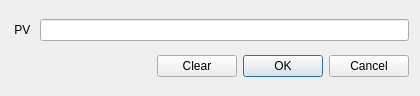
Above: framework/widgets/QEStripChart/QEStripChartItemDialog.ui from andrewrhyder/epicsqt before the change. Below: the same form after it.
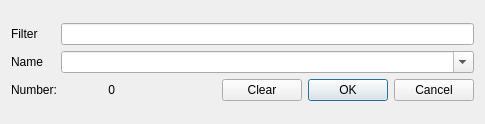
That is the form after the change.

Commit message: QEStripChart - add reg. exp. filter field to QEStripChartItemDialog

```diff
--- a/framework/widgets/QEStripChart/QEStripChartItemDialog.ui
+++ b/framework/widgets/QEStripChart/QEStripChartItemDialog.ui
@@ -6,20 +6,46 @@
    <rect>
     <x>0</x>
     <y>0</y>
-    <width>420</width>
-    <height>96</height>
+    <width>485</width>
+    <height>124</height>
    </rect>
   </property>
+  <property name="minimumSize">
+   <size>
+    <width>420</width>
+    <height>124</height>
+   </size>
+  </property>
+  <property name="maximumSize">
+   <size>
+    <width>888</width>
+    <height>124</height>
+   </size>
+  </property>
   <property name="windowTitle">
    <string>Strip Chart PV Setup</string>
   </property>
+  <layout class="QVBoxLayout" name="verticalLayout_2">
+   <item>
   <layout class="QVBoxLayout" name="verticalLayout">
    <item>
-    <layout class="QHBoxLayout" name="horizontalLayout_3">
+      <layout class="QHBoxLayout" name="horizontalLayout_4">
      <item>
-      <widget class="QLabel" name="label">
+        <widget class="QLabel" name="label_2">
+         <property name="minimumSize">
+          <size>
+           <width>44</width>
+           <height>0</height>
+          </size>
+         </property>
+         <property name="maximumSize">
+          <size>
+           <width>44</width>
+           <height>16777215</height>
+          </size>
+         </property>
        <property name="text">
-        <string> PV </string>
+          <string>Filter</string>
        </property>
        <property name="indent">
         <number>0</number>
@@ -27,7 +53,13 @@
       </widget>
      </item>
      <item>
-      <widget class="QLineEdit" name="pvNameEdit">
+        <widget class="QLineEdit" name="filterEdit">
+         <property name="minimumSize">
+          <size>
+           <width>300</width>
+           <height>0</height>
+          </size>
+         </property>
        <property name="text">
         <string/>
        </property>
@@ -35,8 +67,97 @@
      </item>
     </layout>
    </item>
+     <item>
+      <layout class="QHBoxLayout" name="horizontalLayout">
+       <item>
+        <widget class="QLabel" name="label">
+         <property name="minimumSize">
+          <size>
+           <width>44</width>
+           <height>0</height>
+          </size>
+         </property>
+         <property name="maximumSize">
+          <size>
+           <width>44</width>
+           <height>16777215</height>
+          </size>
+         </property>
+         <property name="text">
+          <string>Name</string>
+         </property>
+         <property name="indent">
+          <number>0</number>
+         </property>
+        </widget>
+       </item>
+       <item>
+        <widget class="QComboBox" name="pvNameEdit">
+         <property name="minimumSize">
+          <size>
+           <width>300</width>
+           <height>0</height>
+          </size>
+         </property>
+         <property name="editable">
+          <bool>true</bool>
+         </property>
+         <property name="maxVisibleItems">
+          <number>40</number>
+         </property>
+         <property name="maxCount">
+          <number>100000</number>
+         </property>
+         <property name="insertPolicy">
+          <enum>QComboBox::InsertAtTop</enum>
+         </property>
+        </widget>
+       </item>
+      </layout>
+     </item>
    <item>
     <layout class="QHBoxLayout" name="horizontalLayout_2">
+       <item>
+        <widget class="QLabel" name="label_4">
+         <property name="minimumSize">
+          <size>
+           <width>56</width>
+           <height>0</height>
+          </size>
+         </property>
+         <property name="maximumSize">
+          <size>
+           <width>56</width>
+           <height>16777215</height>
+          </size>
+         </property>
+         <property name="text">
+          <string>Number: </string>
+         </property>
+        </widget>
+       </item>
+       <item>
+        <widget class="QLabel" name="matchCountLabel">
+         <property name="minimumSize">
+          <size>
+           <width>42</width>
+           <height>0</height>
+          </size>
+         </property>
+         <property name="maximumSize">
+          <size>
+           <width>42</width>
+           <height>16777215</height>
+          </size>
+         </property>
+         <property name="text">
+          <string>0</string>
+         </property>
+         <property name="alignment">
+          <set>Qt::AlignRight|Qt::AlignTrailing|Qt::AlignVCenter</set>
+         </property>
+        </widget>
+       </item>
      <item>
       <spacer name="horizontalSpacer_2">
        <property name="orientation">
@@ -69,6 +190,8 @@
         <set>QDialogButtonBox::Cancel|QDialogButtonBox::Ok</set>
        </property>
       </widget>
+       </item>
+      </layout>
      </item>
     </layout>
    </item>
```
Lines whose indentation alone changed are shown as unchanged. The commit also changes 2 other files.
